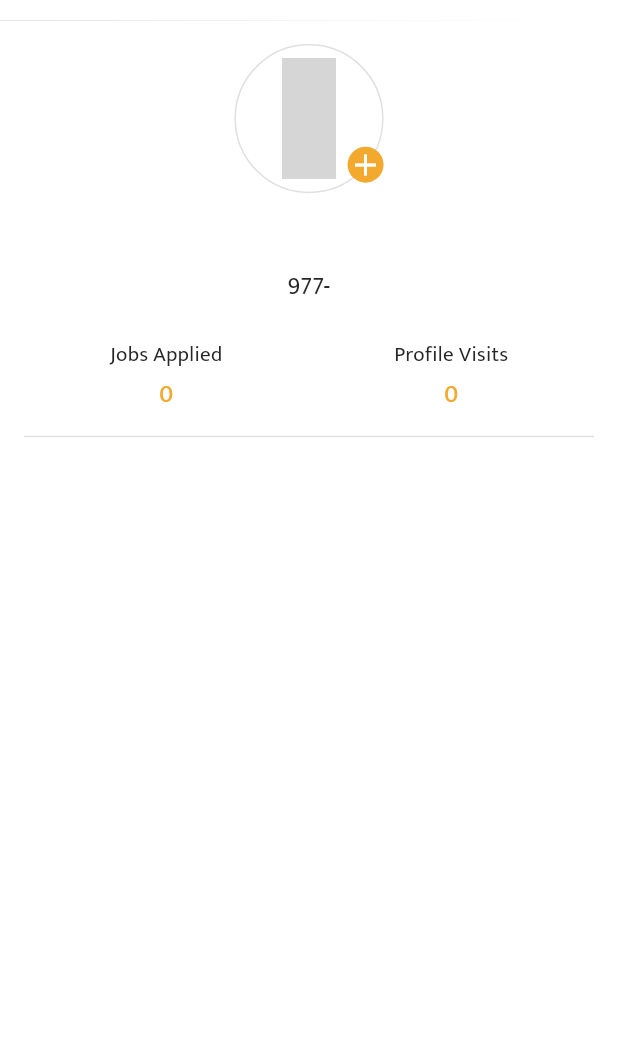
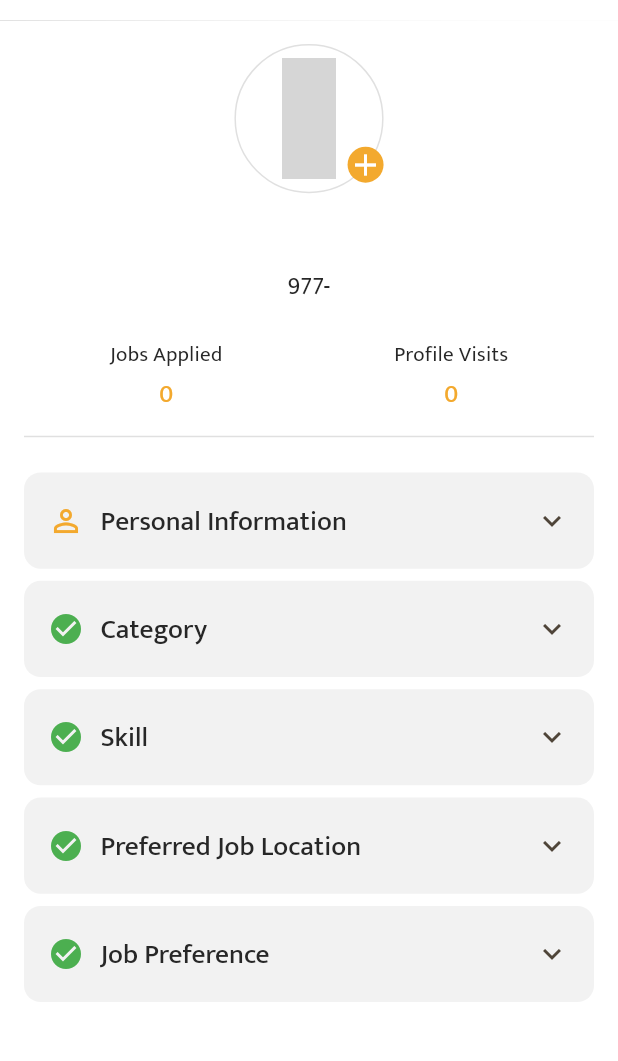
Before and after one commit to irajkumarr/job-seeker-application, a Flutter app: the ProfileScreen screen opened directly, on a phone screen of 412 x 824 dp, the part 64-1125 px from its top. Run offline on Flutter 3.47's test engine with Material 3 defaults, Android fonts, the phone set to English and light mode, and no system bars; our stand-ins replace cached_network_image, connectivity_plus, firebase_core, firebase_messaging, flutter_cache_manager, flutter_local_notifications and 12 more; missing offline and left inert: app_settings; accounts and stored records are empty; generated files the repository leaves out were written again; network calls fail; project files that could hold a hidden picture were left out; key blocks and very long unbroken strings in the code were emptied for the run; grey boxes are pictures that could not be loaded.

Commit message:
profile ui starting

```diff
--- a/frontend/lib/core/routes/app_routes.dart
+++ b/frontend/lib/core/routes/app_routes.dart
@@ -22,7 +22,7 @@ final GlobalKey<NavigatorState> navigatorKey = GlobalKey<NavigatorState>();
 class AppRoutes {
   final box = GetStorage();
   late GoRouter router = GoRouter(
-    initialLocation: "/",
+    initialLocation: "/navigationMenu",
     navigatorKey: navigatorKey,
     routes: [
       GoRoute(
--- a/frontend/lib/features/personalization/providers/profile_provider.dart
+++ b/frontend/lib/features/personalization/providers/profile_provider.dart
@@ -34,4 +34,19 @@ class ProfileProvider extends ChangeNotifier {
     user = null;
     notifyListeners();
   }
+
+  //
+    Map<String, bool> _expandedSections = {};
+
+  bool isExpanded(String sectionId) => _expandedSections[sectionId] ?? false;
+
+  void toggleSection(String sectionId) {
+    _expandedSections[sectionId] = !isExpanded(sectionId);
+    notifyListeners();
+  }
+
+  void collapseAll() {
+    _expandedSections.clear();
+    notifyListeners();
+  }
 }
--- a/frontend/lib/features/personalization/screens/profile/profile.dart
+++ b/frontend/lib/features/personalization/screens/profile/profile.dart
@@ -4,9 +4,12 @@ import 'package:frontend/core/routes/routes_constant.dart';
 import 'package:frontend/core/utils/constants/colors.dart';
 import 'package:frontend/core/utils/constants/sizes.dart';
 import 'package:frontend/core/utils/device/device_utility.dart';
+import 'package:frontend/data/models/login_model.dart';
 import 'package:frontend/features/authentication/providers/login_provider.dart';
 import 'package:frontend/features/personalization/providers/profile_provider.dart';
+import 'package:frontend/features/personalization/screens/profile/widgets/expandable_profile_section.dart';
 import 'package:frontend/features/personalization/screens/profile/widgets/profile_without_login.dart';
+import 'package:frontend/features/personalization/screens/profile/widgets/user_icon_with_add_button.dart';
 import 'package:frontend/l10n/l10n.dart';
 import 'package:go_router/go_router.dart';
 import 'package:provider/provider.dart';
@@ -64,7 +67,8 @@ class ProfileScreen extends StatelessWidget {
                   ),
                 ),
               ),
-              body: Padding(
+              body: SingleChildScrollView(
+                child: Padding(
                   padding: EdgeInsets.symmetric(
                       horizontal: KSizes.md, vertical: KSizes.md),
                   child: SizedBox(
@@ -120,7 +124,48 @@ class ProfileScreen extends StatelessWidget {
                         ),
                         SizedBox(height: KSizes.sm),
                         Divider(color: KColors.grey),
+                        SizedBox(height: KSizes.md),
+                        ExpandableProfileSection(
+                          sectionId: 'personal_info',
+                          title: 'Personal Information',
+                          leadingIcon: Icons.person_outline,
+                          leadingIconColor: KColors.primary,
+                          user: user,
+                        ),
+                        SizedBox(height: KSizes.sm),
+                        ExpandableProfileSection(
+                          sectionId: 'category_info',
+                          title: 'Category',
+                          leadingIcon: Icons.check_circle,
+                          leadingIconColor: Colors.green,
+                          user: user,
+                        ),
+                        SizedBox(height: KSizes.sm),
+                        ExpandableProfileSection(
+                          sectionId: 'skill_info',
+                          title: 'Skill',
+                          leadingIcon: Icons.check_circle,
+                          leadingIconColor: Colors.green,
+                          user: user,
+                        ),
+                        SizedBox(height: KSizes.sm),
+                        ExpandableProfileSection(
+                          sectionId: 'preferred_job_location_info',
+                          title: 'Preferred Job Location',
+                          leadingIcon: Icons.check_circle,
+                          leadingIconColor: Colors.green,
+                          user: user,
+                        ),
+                        SizedBox(height: KSizes.sm),
+                        ExpandableProfileSection(
+                          sectionId: 'job_preference_info',
+                          title: 'Job Preference',
+                          leadingIcon: Icons.check_circle,
+                          leadingIconColor: Colors.green,
+                          user: user,
+                        ),
                       ],
+                    ),
                   ),
                 ),
               ),
@@ -132,44 +177,42 @@ class ProfileScreen extends StatelessWidget {
   }
 }
 
-class UserIconWithAddButton extends StatelessWidget {
-  const UserIconWithAddButton({
+class ProfileDetailListTile extends StatelessWidget {
+  const ProfileDetailListTile({
     super.key,
+    required this.title,
+    required this.leadingIcon,
+    required this.onTap,
+    required this.leadingIconColor,
   });
+  final String title;
+  final IconData leadingIcon;
+  final Color leadingIconColor;
+  final VoidCallback onTap;
 
   @override
   Widget build(BuildContext context) {
-    return Stack(
-      children: [
-        Container(
-          padding: EdgeInsets.all(KSizes.sm),
-          decoration: BoxDecoration(
-            borderRadius: BorderRadius.circular(50),
-            border: Border.all(
-              color: KColors.grey,
+    return ListTile(
+      onTap: onTap,
+      horizontalTitleGap: 10.w,
+      contentPadding:
+          EdgeInsets.symmetric(vertical: KSizes.xs, horizontal: KSizes.md),
+      tileColor: KColors.secondaryBackground,
+      shape: RoundedRectangleBorder(
+          borderRadius: BorderRadius.circular(KSizes.sm)),
+      leading: Icon(
+        leadingIcon,
+        color: leadingIconColor,
+      ),
+      title: Text(
+        title,
+        style: Theme.of(context).textTheme.headlineSmall!.copyWith(
+              fontSize: 18.sp,
             ),
       ),
-          child: Icon(
-            Iconsax.user,
-            size: 80.sp,
-            weight: 3,
-          ),
-        ),
-        Positioned(
-          bottom: 7,
-          right: 0,
-          child: Container(
-            decoration: BoxDecoration(
-              borderRadius: BorderRadius.circular(50),
-              color: KColors.primary,
-            ),
-            child: Icon(
-              Icons.add,
-              color: KColors.white,
-            ),
-          ),
-        )
-      ],
+      trailing: Icon(Icons.keyboard_arrow_down_sharp),
     );
   }
 }
+
+// expandable_profile_section.dart
--- /dev/null
+++ b/frontend/lib/features/personalization/screens/profile/widgets/expandable_profile_section.dart
@@ -0,0 +1,142 @@
+import 'package:flutter/material.dart';
+import 'package:flutter_screenutil/flutter_screenutil.dart';
+import 'package:frontend/core/routes/routes_constant.dart';
+import 'package:frontend/core/utils/constants/colors.dart';
+import 'package:frontend/core/utils/constants/sizes.dart';
+import 'package:frontend/core/utils/device/device_utility.dart';
+import 'package:frontend/data/models/login_model.dart';
+import 'package:frontend/features/authentication/providers/login_provider.dart';
+import 'package:frontend/features/personalization/providers/profile_provider.dart';
+import 'package:frontend/features/personalization/screens/profile/widgets/profile_without_login.dart';
+import 'package:frontend/l10n/l10n.dart';
+import 'package:go_router/go_router.dart';
+import 'package:provider/provider.dart';
+import 'package:iconsax/iconsax.dart';
+class ExpandableProfileSection extends StatelessWidget {
+  const ExpandableProfileSection({
+    super.key,
+    required this.sectionId,
+    required this.title,
+    required this.leadingIcon,
+    required this.leadingIconColor,
+    required this.user,
+  });
+
+  final String sectionId;
+  final String title;
+  final IconData leadingIcon;
+  final Color leadingIconColor;
+  final LoginModel user; // Replace with your User model type
+
+  @override
+  Widget build(BuildContext context) {
+    return Consumer<ProfileProvider>(
+      builder: (context, provider, child) {
+        final isExpanded = provider.isExpanded(sectionId);
+
+        return Column(
+          children: [
+            ListTile(
+              onTap: () => provider.toggleSection(sectionId),
+              horizontalTitleGap: 10.w,
+              contentPadding: EdgeInsets.symmetric(
+                  vertical: KSizes.xs, horizontal: KSizes.md),
+              tileColor: KColors.secondaryBackground,
+              shape: RoundedRectangleBorder(
+                borderRadius: !isExpanded
+                    ? BorderRadius.circular(KSizes.sm + 3)
+                    : BorderRadius.vertical(
+                        top: Radius.circular(KSizes.sm + 3)),
+              ),
+              leading: Icon(
+                leadingIcon,
+                color: leadingIconColor,
+              ),
+              title: Text(
+                title,
+                style: Theme.of(context).textTheme.headlineSmall!.copyWith(
+                      fontSize: 18.sp,
+                    ),
+              ),
+              trailing: AnimatedRotation(
+                duration: const Duration(milliseconds: 200),
+                turns: isExpanded ? 0.5 : 0,
+                child: const Icon(Icons.keyboard_arrow_down_sharp),
+              ),
+            ),
+            // Add the Divider here
+            !isExpanded
+                ? SizedBox()
+                : Divider(
+                    height: 1,
+                    thickness: 1,
+                    color: KColors.grey,
+                  ),
+            AnimatedContainer(
+              duration: const Duration(milliseconds: 500),
+              height: isExpanded ? 250 : 0,
+              child: SingleChildScrollView(
+                // physics: const NeverScrollableScrollPhysics(),
+                child: Container(
+                  // margin: EdgeInsets.symmetric(horizontal: KSizes.md),
+                  padding: EdgeInsets.all(KSizes.md),
+                  decoration: BoxDecoration(
+                    color: KColors.secondaryBackground,
+                    borderRadius: BorderRadius.only(
+                      bottomLeft: Radius.circular(KSizes.sm),
+                      bottomRight: Radius.circular(KSizes.sm),
+                    ),
+                  ),
+                  child: ClipRRect(
+                    borderRadius: BorderRadius.only(
+                      bottomLeft: Radius.circular(KSizes.sm),
+                      bottomRight: Radius.circular(KSizes.sm),
+                    ),
+                    child: Column(
+                      crossAxisAlignment: CrossAxisAlignment.start,
+                      children: [
+                        _buildInfoRow('Full Name', user.name),
+                        SizedBox(height: KSizes.sm),
+                        _buildInfoRow('Mobile', '977-${user.mobileNumber}'),
+                        SizedBox(height: KSizes.sm),
+                        _buildInfoRow('Email', user.userToken),
+                        SizedBox(height: KSizes.sm),
+                        _buildInfoRow('Address', user.id),
+                      ],
+                    ),
+                  ),
+                ),
+              ),
+            ),
+          ],
+        );
+      },
+    );
+  }
+
+  Widget _buildInfoRow(String label, String value) {
+    return Row(
+      crossAxisAlignment: CrossAxisAlignment.start,
+      children: [
+        SizedBox(
+          width: 100.w,
+          child: Text(
+            label,
+            style: TextStyle(
+              color: KColors.grey,
+              fontSize: 14.sp,
+            ),
+          ),
+        ),
+        Expanded(
+          child: Text(
+            value,
+            style: TextStyle(
+              fontSize: 14.sp,
+            ),
+          ),
+        ),
+      ],
+    );
+  }
+}
--- /dev/null
+++ b/frontend/lib/features/personalization/screens/profile/widgets/user_icon_with_add_button.dart
@@ -0,0 +1,48 @@
+
+import 'package:flutter/material.dart';
+import 'package:flutter_screenutil/flutter_screenutil.dart';
+import 'package:frontend/core/utils/constants/colors.dart';
+import 'package:frontend/core/utils/constants/sizes.dart';
+import 'package:iconsax/iconsax.dart';
+
+class UserIconWithAddButton extends StatelessWidget {
+  const UserIconWithAddButton({
+    super.key,
+  });
+
+  @override
+  Widget build(BuildContext context) {
+    return Stack(
+      children: [
+        Container(
+          padding: EdgeInsets.all(KSizes.sm),
+          decoration: BoxDecoration(
+            borderRadius: BorderRadius.circular(50),
+            border: Border.all(
+              color: KColors.grey,
+            ),
+          ),
+          child: Icon(
+            Iconsax.user,
+            size: 80.sp,
+            weight: 3,
+          ),
+        ),
+        Positioned(
+          bottom: 7,
+          right: 0,
+          child: Container(
+            decoration: BoxDecoration(
+              borderRadius: BorderRadius.circular(50),
+              color: KColors.primary,
+            ),
+            child: Icon(
+              Icons.add,
+              color: KColors.white,
+            ),
+          ),
+        )
+      ],
+    );
+  }
+}
```
Also changed, not shown: frontend/lib/app.dart (line endings or trailing spaces). Lines whose indentation alone changed are shown as unchanged.
